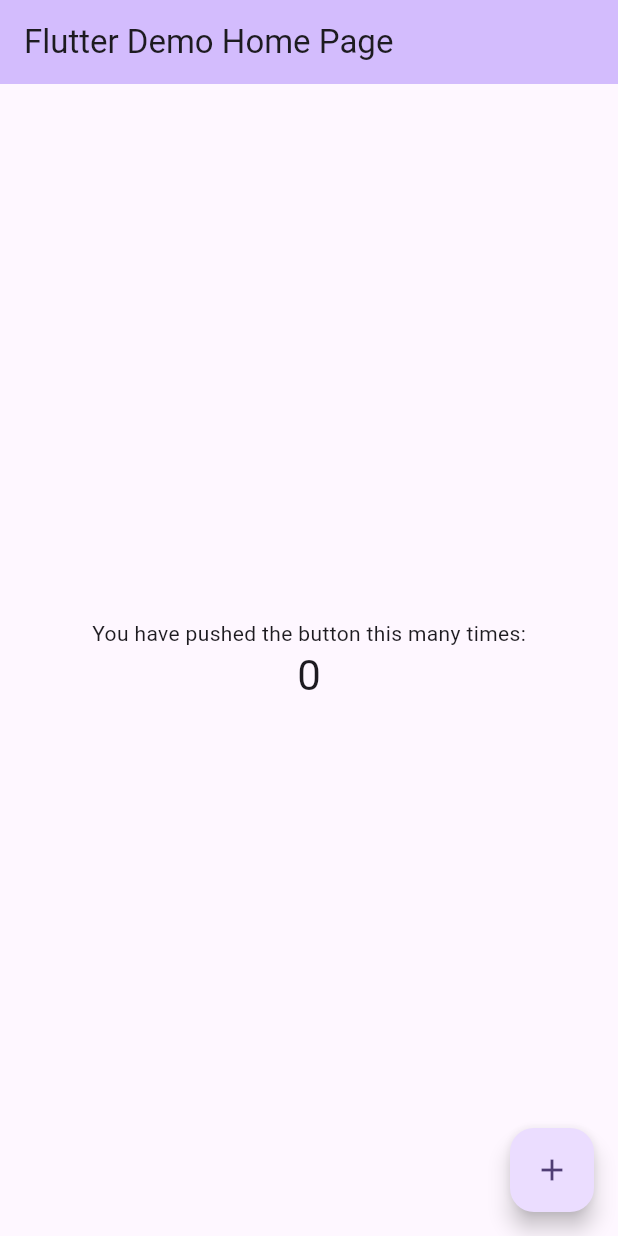
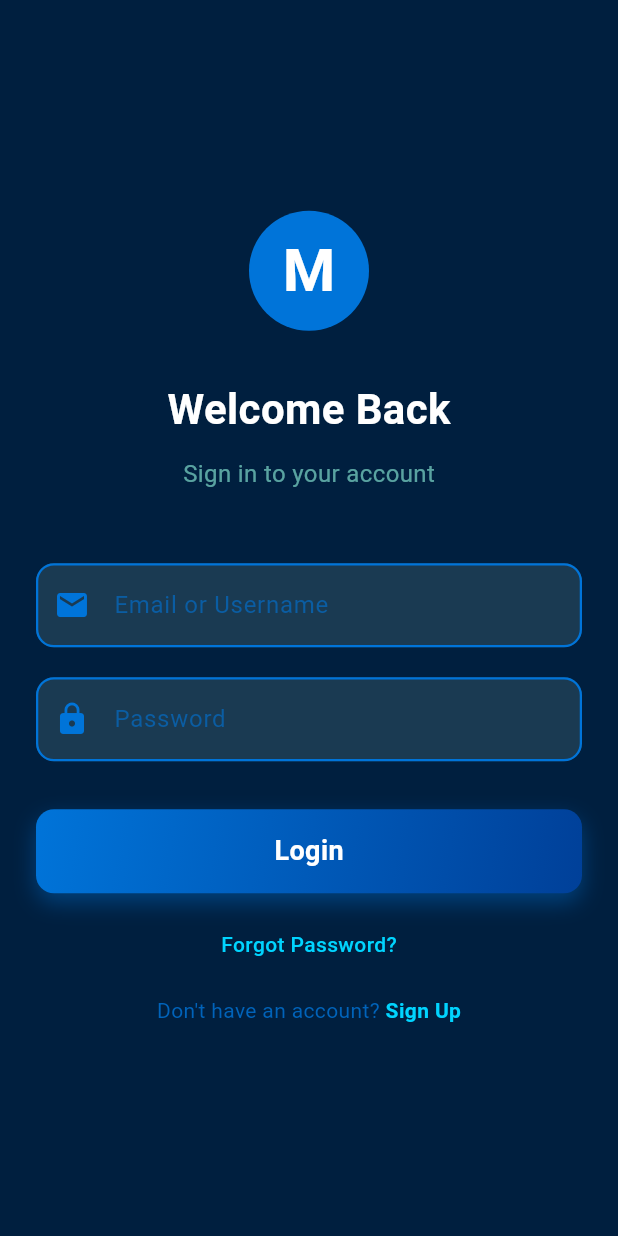
Before and after one commit to DaniloGregorio/project-mobile, a Flutter app: the screen it shows after launch, on a phone screen of 412 x 824 dp. Run offline on Flutter 3.47's test engine with Material 3 defaults, Android fonts, the phone set to English and light mode, and no system bars.

Commit message:
created a login UI and updated LLM.md

```diff
--- a/flutter_application_1/lib/main.dart
+++ b/flutter_application_1/lib/main.dart
@@ -1,4 +1,5 @@
 import 'package:flutter/material.dart';
+import 'views/login.dart';
 
 void main() {
   runApp(const MyApp());
@@ -30,7 +31,7 @@ class MyApp extends StatelessWidget {
         // tested with just a hot reload.
         colorScheme: .fromSeed(seedColor: Colors.deepPurple),
       ),
-      home: const MyHomePage(title: 'Flutter Demo Home Page'),
+      home: const LoginPage(),
     );
   }
 }
--- /dev/null
+++ b/flutter_application_1/lib/views/login.dart
@@ -0,0 +1,220 @@
+import 'package:flutter/material.dart';
+
+class LoginPage extends StatelessWidget {
+  const LoginPage({super.key});
+
+  @override
+  Widget build(BuildContext context) {
+    return Scaffold(
+      backgroundColor: const Color(0xFF001F3F), // Navy blue background
+      body: Center(
+        child: SingleChildScrollView(
+          child: Padding(
+            padding: const EdgeInsets.symmetric(horizontal: 24.0),
+            child: Column(
+              mainAxisAlignment: MainAxisAlignment.center,
+              children: [
+                // Logo/Header
+                Container(
+                  width: 80,
+                  height: 80,
+                  decoration: BoxDecoration(
+                    color: const Color(0xFF0074D9), // Bright blue
+                    shape: BoxShape.circle,
+                  ),
+                  child: const Center(
+                    child: Text(
+                      'M',
+                      style: TextStyle(
+                        color: Colors.white,
+                        fontSize: 40,
+                        fontWeight: FontWeight.bold,
+                      ),
+                    ),
+                  ),
+                ),
+                const SizedBox(height: 32),
+
+                // Title
+                const Text(
+                  'Welcome Back',
+                  style: TextStyle(
+                    color: Colors.white,
+                    fontSize: 28,
+                    fontWeight: FontWeight.bold,
+                  ),
+                ),
+                const SizedBox(height: 12),
+
+                // Subtitle
+                Text(
+                  'Sign in to your account',
+                  style: TextStyle(
+                    color: const Color(0xFF7FDBCA).withOpacity(0.7),
+                    fontSize: 16,
+                  ),
+                ),
+                const SizedBox(height: 48),
+
+                // Email TextField
+                TextField(
+                  decoration: InputDecoration(
+                    hintText: 'Email or Username',
+                    hintStyle: TextStyle(
+                      color: const Color(0xFF0074D9).withOpacity(0.6),
+                    ),
+                    filled: true,
+                    fillColor: const Color(0xFF1A3A52), // Darker blue
+                    border: OutlineInputBorder(
+                      borderRadius: BorderRadius.circular(12),
+                      borderSide: const BorderSide(
+                        color: Color(0xFF0074D9),
+                        width: 1.5,
+                      ),
+                    ),
+                    enabledBorder: OutlineInputBorder(
+                      borderRadius: BorderRadius.circular(12),
+                      borderSide: const BorderSide(
+                        color: Color(0xFF0074D9),
+                        width: 1.5,
+                      ),
+                    ),
+                    focusedBorder: OutlineInputBorder(
+                      borderRadius: BorderRadius.circular(12),
+                      borderSide: const BorderSide(
+                        color: Color(0xFF00D4FF), // Light cyan blue
+                        width: 2.5,
+                      ),
+                    ),
+                    prefixIcon: const Icon(
+                      Icons.email,
+                      color: Color(0xFF0074D9),
+                    ),
+                    contentPadding: const EdgeInsets.symmetric(
+                      vertical: 16,
+                      horizontal: 16,
+                    ),
+                  ),
+                  style: const TextStyle(color: Colors.white, fontSize: 16),
+                ),
+                const SizedBox(height: 20),
+
+                // Password TextField
+                TextField(
+                  obscureText: true,
+                  decoration: InputDecoration(
+                    hintText: 'Password',
+                    hintStyle: TextStyle(
+                      color: const Color(0xFF0074D9).withOpacity(0.6),
+                    ),
+                    filled: true,
+                    fillColor: const Color(0xFF1A3A52), // Darker blue
+                    border: OutlineInputBorder(
+                      borderRadius: BorderRadius.circular(12),
+                      borderSide: const BorderSide(
+                        color: Color(0xFF0074D9),
+                        width: 1.5,
+                      ),
+                    ),
+                    enabledBorder: OutlineInputBorder(
+                      borderRadius: BorderRadius.circular(12),
+                      borderSide: const BorderSide(
+                        color: Color(0xFF0074D9),
+                        width: 1.5,
+                      ),
+                    ),
+                    focusedBorder: OutlineInputBorder(
+                      borderRadius: BorderRadius.circular(12),
+                      borderSide: const BorderSide(
+                        color: Color(0xFF00D4FF), // Light cyan blue
+                        width: 2.5,
+                      ),
+                    ),
+                    prefixIcon: const Icon(
+                      Icons.lock,
+                      color: Color(0xFF0074D9),
+                    ),
+                    contentPadding: const EdgeInsets.symmetric(
+                      vertical: 16,
+                      horizontal: 16,
+                    ),
+                  ),
+                  style: const TextStyle(color: Colors.white, fontSize: 16),
+                ),
+                const SizedBox(height: 32),
+
+                // Login Button
+                Container(
+                  width: double.infinity,
+                  height: 56,
+                  decoration: BoxDecoration(
+                    gradient: const LinearGradient(
+                      colors: [
+                        Color(0xFF0074D9), // Bright blue
+                        Color(0xFF004099), // Darker blue
+                      ],
+                      begin: Alignment.topLeft,
+                      end: Alignment.bottomRight,
+                    ),
+                    borderRadius: BorderRadius.circular(12),
+                    boxShadow: [
+                      BoxShadow(
+                        color: const Color(0xFF0074D9).withOpacity(0.4),
+                        blurRadius: 12,
+                        offset: const Offset(0, 6),
+                      ),
+                    ],
+                  ),
+                  child: const Center(
+                    child: Text(
+                      'Login',
+                      style: TextStyle(
+                        color: Colors.white,
+                        fontSize: 18,
+                        fontWeight: FontWeight.bold,
+                      ),
+                    ),
+                  ),
+                ),
+                const SizedBox(height: 24),
+
+                // Forgot Password Link
+                Text(
+                  'Forgot Password?',
+                  style: TextStyle(
+                    color: const Color(0xFF00D4FF),
+                    fontSize: 14,
+                    fontWeight: FontWeight.w500,
+                  ),
+                ),
+                const SizedBox(height: 24),
+
+                // Sign Up Link
+                Row(
+                  mainAxisAlignment: MainAxisAlignment.center,
+                  children: [
+                    Text(
+                      "Don't have an account? ",
+                      style: TextStyle(
+                        color: const Color(0xFF0074D9).withOpacity(0.8),
+                        fontSize: 14,
+                      ),
+                    ),
+                    Text(
+                      'Sign Up',
+                      style: TextStyle(
+                        color: const Color(0xFF00D4FF),
+                        fontSize: 14,
+                        fontWeight: FontWeight.bold,
+                      ),
+                    ),
+                  ],
+                ),
+              ],
+            ),
+          ),
+        ),
+      ),
+    );
+  }
+}
```
Also changed, not shown: 1 other file.
